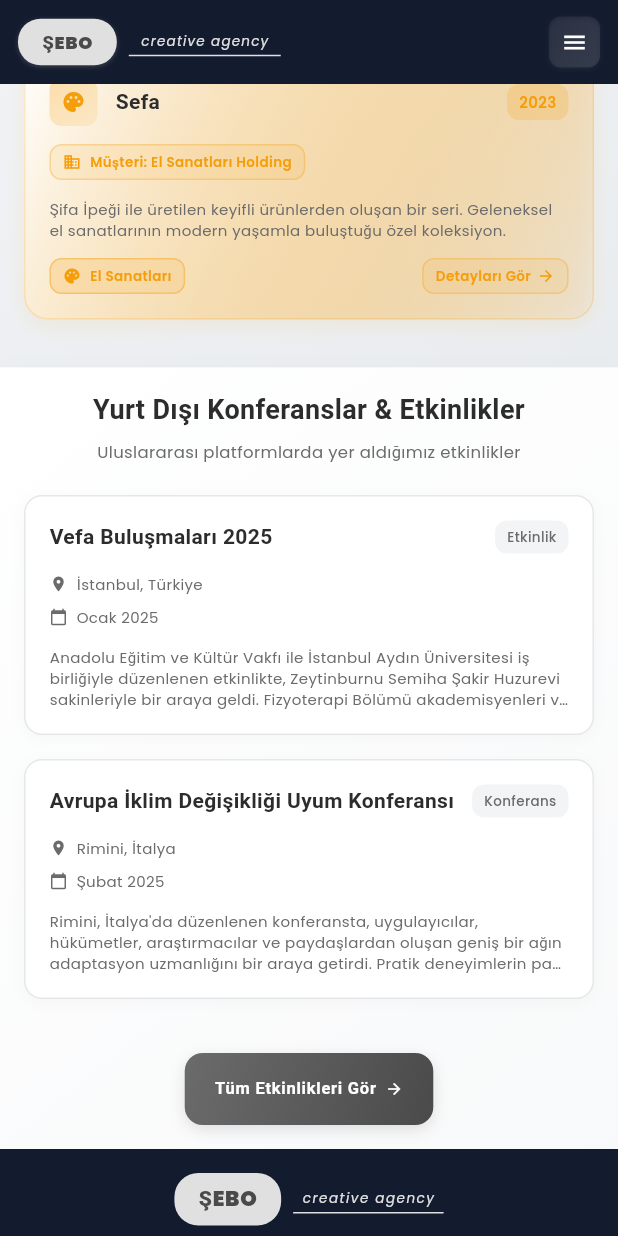
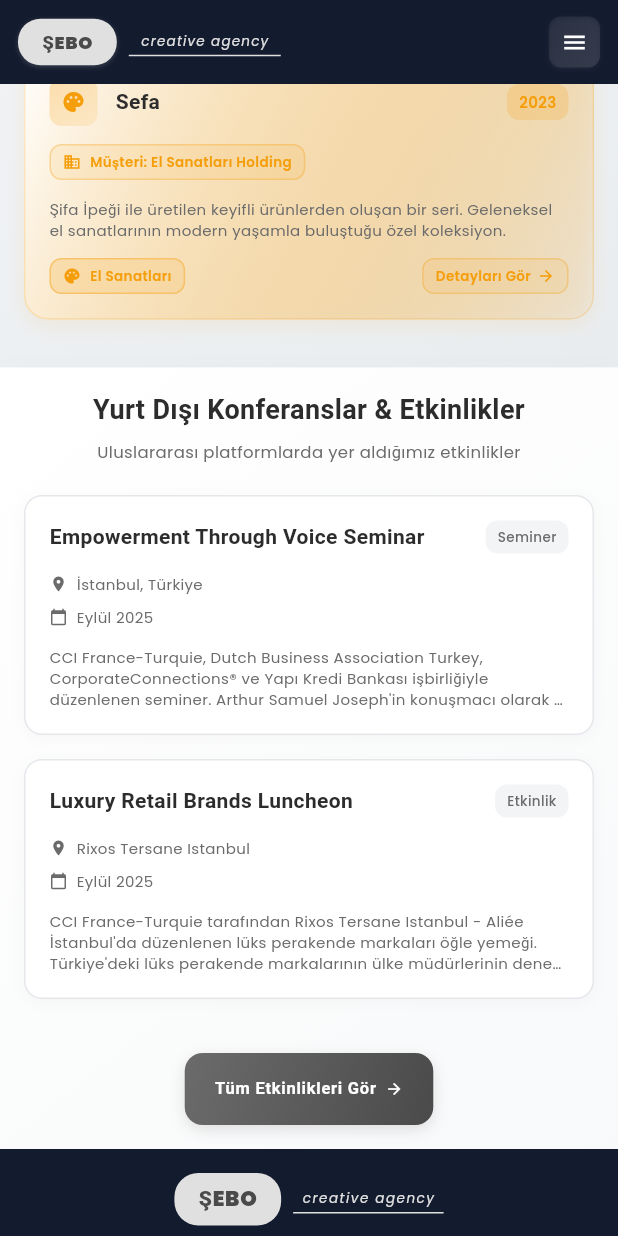
Before and after one commit to yusufftncy/seboagence, a Flutter app: the screen it shows after launch, scrolled down 2304 dp, on a phone screen of 412 x 824 dp. Run offline on Flutter 3.47's test engine with Material 3 defaults, Android fonts, the phone set to English and light mode, and no system bars; our stand-ins replace flutter_riverpod, google_fonts; Roboto replaces fonts that are missing (Montserrat).

Commit message:
Update home page conference cards with real CCI France-Turquie events

```diff
--- a/lib/presentation/pages/home_page.dart
+++ b/lib/presentation/pages/home_page.dart
@@ -2744,23 +2744,23 @@ class _HomePageState extends ConsumerState<HomePage>
   List<Map<String, dynamic>> _getConferencesData() {
     return [
       {
-        'title': 'Vefa Buluşmaları 2025',
+        'title': 'Empowerment Through Voice Seminar',
         'description':
-            'Anadolu Eğitim ve Kültür Vakfı ile İstanbul Aydın Üniversitesi iş birliğiyle düzenlenen etkinlikte, Zeytinburnu Semiha Şakir Huzurevi sakinleriyle bir araya geldi. Fizyoterapi Bölümü akademisyenleri ve öğrencileriyle birlikte, yaşlı bireylerin fiziksel ve sosyal refahını desteklemek amacıyla çeşitli çalışmalar gerçekleştirdi.',
+            'CCI France-Turquie, Dutch Business Association Turkey, CorporateConnections® ve Yapı Kredi Bankası işbirliğiyle düzenlenen seminer. Arthur Samuel Joseph\'in konuşmacı olarak katıldığı etkinlikte, iletişim stratejileri ve ses mentorluğu konularında değerli paylaşımlar gerçekleştirildi.',
         'location': 'İstanbul, Türkiye',
-        'date': 'Ocak 2025',
-        'type': 'Etkinlik',
-        'icon': Icons.favorite,
+        'date': 'Eylül 2025',
+        'type': 'Seminer',
+        'icon': Icons.record_voice_over,
         'color': const Color(0xFF6B6B6B),
       },
       {
-        'title': 'Avrupa İklim Değişikliği Uyum Konferansı',
+        'title': 'Luxury Retail Brands Luncheon',
         'description':
-            'Rimini, İtalya\'da düzenlenen konferansta, uygulayıcılar, hükümetler, araştırmacılar ve paydaşlardan oluşan geniş bir ağın adaptasyon uzmanlığını bir araya getirdi. Pratik deneyimlerin paylaşılması ve Avrupa\'da daha akıllı, hızlı ve sistemik adaptasyona yönelik iş birliğinin teşvik edilmesi amacıyla dinamik bir platform olarak hizmet verdi.',
-        'location': 'Rimini, İtalya',
-        'date': 'Şubat 2025',
-        'type': 'Konferans',
-        'icon': Icons.eco,
+            'CCI France-Turquie tarafından Rixos Tersane Istanbul - Aliée İstanbul\'da düzenlenen lüks perakende markaları öğle yemeği. Türkiye\'deki lüks perakende markalarının ülke müdürlerinin deneyim paylaşımı ve sektör bazlı görüş alışverişi için mükemmel bir platform oluşturdu.',
+        'location': 'Rixos Tersane Istanbul',
+        'date': 'Eylül 2025',
+        'type': 'Etkinlik',
+        'icon': Icons.business,
         'color': const Color(0xFF6B6B6B),
       },
     ];
```
